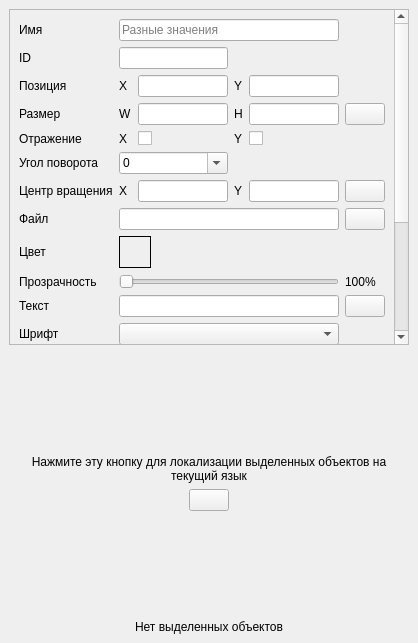
The window that ui/property_window.ui (ermachkov/GUI-Creator) describes before a commit, drawn with Qt 5.
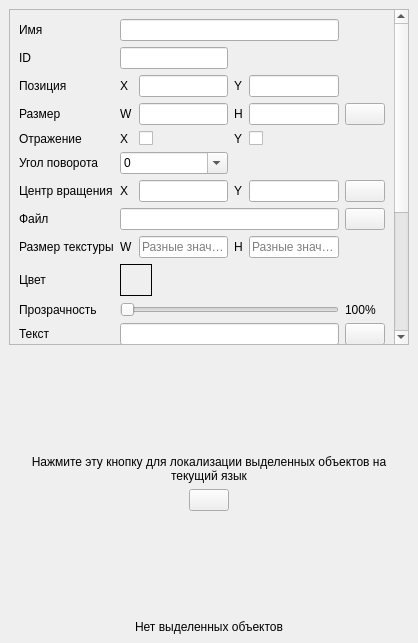
The same window after the commit. Icons and pictures are not drawn.

The edit to the form file:
```diff
--- a/ui/property_window.ui
+++ b/ui/property_window.ui
@@ -32,7 +32,7 @@
          <x>0</x>
          <y>0</y>
          <width>383</width>
-         <height>620</height>
+         <height>637</height>
         </rect>
        </property>
        <layout class="QVBoxLayout" name="mScrollAreaWidgetLayout">
@@ -65,7 +65,7 @@
             </property>
            </widget>
           </item>
-          <item row="10" column="5">
+          <item row="11" column="5">
            <widget class="QPushButton" name="mTextEditPushButton">
             <property name="sizePolicy">
              <sizepolicy hsizetype="Fixed" vsizetype="Fixed">
@@ -92,14 +92,14 @@
             </property>
            </widget>
           </item>
-          <item row="15" column="0">
+          <item row="16" column="0">
            <widget class="QLabel" name="mLineSpacingLabel">
             <property name="text">
              <string>Интервал</string>
             </property>
            </widget>
           </item>
-          <item row="12" column="1" colspan="2">
+          <item row="13" column="1" colspan="2">
            <widget class="QComboBox" name="mFontSizeComboBox">
             <property name="sizePolicy">
              <sizepolicy hsizetype="Ignored" vsizetype="Fixed">
@@ -165,7 +165,7 @@
             </item>
            </widget>
           </item>
-          <item row="12" column="0">
+          <item row="13" column="0">
            <widget class="QLabel" name="mFontSizeLabel">
             <property name="text">
              <string>Размер шрифта</string>
@@ -228,14 +228,14 @@
             </item>
            </widget>
           </item>
-          <item row="9" column="0">
+          <item row="10" column="0">
            <widget class="QLabel" name="mSpriteOpacityLabel">
             <property name="text">
              <string>Прозрачность</string>
             </property>
            </widget>
           </item>
-          <item row="16" column="0">
+          <item row="17" column="0">
            <widget class="QLabel" name="mLabelColorLabel">
             <property name="text">
              <string>Цвет</string>
@@ -249,7 +249,7 @@
             </property>
            </widget>
           </item>
-          <item row="16" column="1" colspan="4">
+          <item row="17" column="1" colspan="4">
            <layout class="QHBoxLayout" name="mLabelColorLayout">
             <item>
              <widget class="QFrame" name="mLabelColorFrame">
@@ -300,14 +300,14 @@
           <item row="2" column="2">
            <widget class="QLineEdit" name="mPositionXLineEdit"/>
           </item>
-          <item row="10" column="0">
+          <item row="11" column="0">
            <widget class="QLabel" name="mTextLabel">
             <property name="text">
              <string>Текст</string>
             </property>
            </widget>
           </item>
-          <item row="9" column="1" colspan="4">
+          <item row="10" column="1" colspan="4">
            <widget class="QSlider" name="mSpriteOpacitySlider">
             <property name="maximum">
              <number>255</number>
@@ -324,7 +324,7 @@
             </property>
            </widget>
           </item>
-          <item row="8" column="1" colspan="4">
+          <item row="9" column="1" colspan="4">
            <layout class="QHBoxLayout" name="mSpriteColorLayout">
             <item>
              <widget class="QFrame" name="mSpriteColorFrame">
@@ -372,7 +372,7 @@
             </item>
            </layout>
           </item>
-          <item row="8" column="0">
+          <item row="9" column="0">
            <widget class="QLabel" name="mSpriteColorLabel">
             <property name="text">
              <string>Цвет</string>
@@ -382,10 +382,10 @@
           <item row="3" column="4">
            <widget class="QLineEdit" name="mSizeHLineEdit"/>
           </item>
-          <item row="10" column="1" colspan="4">
+          <item row="11" column="1" colspan="4">
            <widget class="QLineEdit" name="mTextLineEdit"/>
           </item>
-          <item row="13" column="1" colspan="4">
+          <item row="14" column="1" colspan="4">
            <layout class="QHBoxLayout" name="mHorzAlignmentLayout">
             <item>
              <widget class="QPushButton" name="mHorzAlignmentLeftPushButton">
@@ -435,7 +435,7 @@
             </item>
            </layout>
           </item>
-          <item row="11" column="1" colspan="4">
+          <item row="12" column="1" colspan="4">
            <widget class="QComboBox" name="mLabelFileNameComboBox"/>
           </item>
           <item row="7" column="1" colspan="4">
@@ -452,7 +452,7 @@
             </property>
            </widget>
           </item>
-          <item row="11" column="0">
+          <item row="12" column="0">
            <widget class="QLabel" name="mLabelFileNameLabel">
             <property name="text">
              <string>Шрифт</string>
@@ -501,11 +501,7 @@
            <widget class="QLineEdit" name="mPositionYLineEdit"/>
           </item>
           <item row="0" column="1" colspan="4">
-           <widget class="QLineEdit" name="mNameLineEdit">
-            <property name="placeholderText">
-             <string>Разные значения</string>
-            </property>
-           </widget>
+           <widget class="QLineEdit" name="mNameLineEdit"/>
           </item>
           <item row="1" column="0">
            <widget class="QLabel" name="mObjectIDLabel">
@@ -514,7 +510,7 @@
             </property>
            </widget>
           </item>
-          <item row="15" column="1" colspan="2">
+          <item row="16" column="1" colspan="2">
            <widget class="QComboBox" name="mLineSpacingComboBox">
             <property name="sizePolicy">
              <sizepolicy hsizetype="Ignored" vsizetype="Fixed">
@@ -560,7 +556,7 @@
             </property>
            </widget>
           </item>
-          <item row="14" column="1" colspan="4">
+          <item row="15" column="1" colspan="4">
            <layout class="QHBoxLayout" name="mVertAlignmentLayout">
             <item>
              <widget class="QPushButton" name="mVertAlignmentTopPushButton">
@@ -634,21 +630,21 @@
           <item row="6" column="2">
            <widget class="QLineEdit" name="mRotationCenterXLineEdit"/>
           </item>
-          <item row="13" column="0" rowspan="2">
+          <item row="14" column="0" rowspan="2">
            <widget class="QLabel" name="mAlignmentLabel">
             <property name="text">
              <string>Выравнивание</string>
             </property>
            </widget>
           </item>
-          <item row="17" column="0">
+          <item row="18" column="0">
            <widget class="QLabel" name="mLabelOpacityLabel">
             <property name="text">
              <string>Прозрачность</string>
             </property>
            </widget>
           </item>
-          <item row="17" column="1" colspan="4">
+          <item row="18" column="1" colspan="4">
            <widget class="QSlider" name="mLabelOpacitySlider">
             <property name="maximum">
              <number>255</number>
@@ -658,7 +654,7 @@
             </property>
            </widget>
           </item>
-          <item row="17" column="5">
+          <item row="18" column="5">
            <widget class="QLabel" name="mLabelOpacityValueLabel">
             <property name="text">
              <string>100%</string>
@@ -666,7 +662,7 @@
            </widget>
           </item>
           <item row="3" column="5">
-           <widget class="QPushButton" name="mResetSizePushButton">
+           <widget class="QPushButton" name="mLockSizePushButton">
             <property name="sizePolicy">
              <sizepolicy hsizetype="Fixed" vsizetype="Fixed">
               <horstretch>0</horstretch>
@@ -675,7 +671,7 @@
             </property>
             <property name="icon">
              <iconset resource="../res/resources.qrc">
-              <normaloff>:/images/reset_property.png</normaloff>:/images/reset_property.png</iconset>
+              <normaloff>:/images/size_locked.png</normaloff>:/images/size_locked.png</iconset>
             </property>
             <property name="iconSize">
              <size>
@@ -725,13 +721,60 @@
             </property>
            </widget>
           </item>
-          <item row="9" column="5">
+          <item row="10" column="5">
            <widget class="QLabel" name="mSpriteOpacityValueLabel">
             <property name="text">
              <string>100%</string>
             </property>
            </widget>
           </item>
+          <item row="8" column="0">
+           <widget class="QLabel" name="mTextureSizeLabel">
+            <property name="text">
+             <string>Размер текстуры</string>
+            </property>
+           </widget>
+          </item>
+          <item row="8" column="1">
+           <widget class="QLabel" name="mTextureSizeWLabel">
+            <property name="text">
+             <string>W</string>
+            </property>
+           </widget>
+          </item>
+          <item row="8" column="2">
+           <widget class="QLineEdit" name="mTextureSizeWLineEdit">
+            <property name="enabled">
+             <bool>true</bool>
+            </property>
+            <property name="readOnly">
+             <bool>true</bool>
+            </property>
+            <property name="placeholderText">
+             <string>Разные значения</string>
+            </property>
+           </widget>
+          </item>
+          <item row="8" column="3">
+           <widget class="QLabel" name="mTextureSizeHLabel">
+            <property name="text">
+             <string>H</string>
+            </property>
+           </widget>
+          </item>
+          <item row="8" column="4">
+           <widget class="QLineEdit" name="mTextureSizeHLineEdit">
+            <property name="enabled">
+             <bool>true</bool>
+            </property>
+            <property name="readOnly">
+             <bool>true</bool>
+            </property>
+            <property name="placeholderText">
+             <string>Разные значения</string>
+            </property>
+           </widget>
+          </item>
          </layout>
         </item>
         <item>
```
